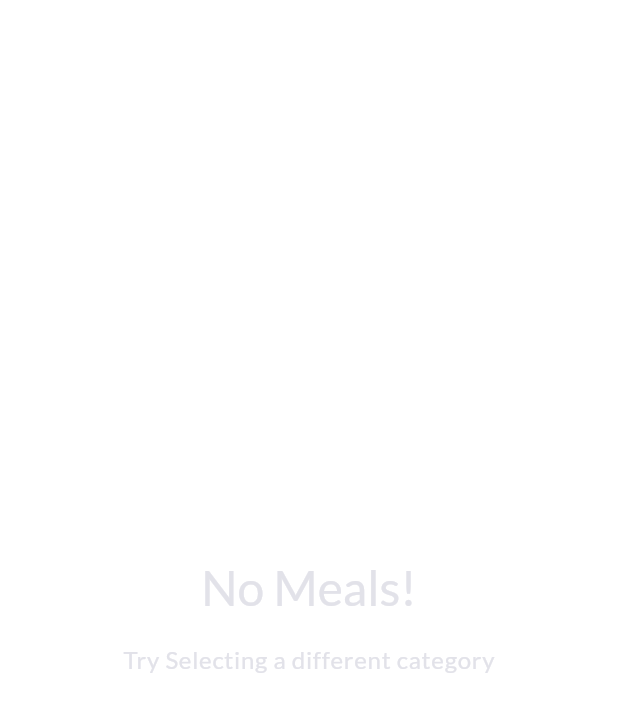
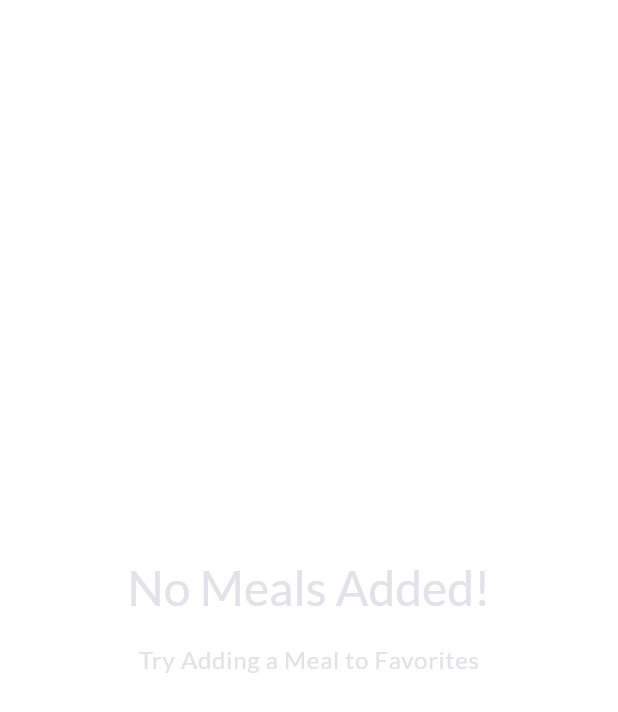
Before and after one commit to Kenzirey/Assignment-2-Meals-App, a Flutter app: the MealsScreen screen opened directly with empty values, on a phone screen of 412 x 824 dp. Shown: the top 712 px of the screen. Run offline on Flutter 3.47's test engine with Material 3 defaults, Android fonts, the phone set to English and light mode, and no system bars; our stand-ins replace flutter_riverpod, google_fonts, shared_preferences, transparent_image; accounts and stored records are empty.

Commit message:
Added dependency and changed meals screen
Try selecting a different category didn't make much sense in my opinion for the screen that has no meals added. So I changed it to reflect favorites, also added shared_preferences to yaml config

```diff
--- a/meals_app/lib/screens/meals.dart
+++ b/meals_app/lib/screens/meals.dart
@@ -47,7 +47,7 @@ class MealsScreen extends StatelessWidget {
           mainAxisSize: MainAxisSize.min,
           children: [
             Text(
-              'No Meals!',
+              'No Meals Added!',
               style: Theme.of(context).textTheme.headlineLarge!.copyWith(
                     color: Theme.of(context).colorScheme.onSurface,
                   ),
@@ -56,7 +56,7 @@ class MealsScreen extends StatelessWidget {
               height: 16,
             ),
             Text(
-              'Try Selecting a different category',
+              'Try Adding a Meal to Favorites',
               style: Theme.of(context).textTheme.bodyLarge!.copyWith(
                     color: Theme.of(context).colorScheme.onSurface,
                   ),
--- a/meals_app/pubspec.yaml
+++ b/meals_app/pubspec.yaml
@@ -11,6 +11,7 @@ dependencies:
     sdk: flutter
   flutter_riverpod: ^2.5.1
   google_fonts: ^6.2.1
+  shared_preferences: ^2.3.2
   transparent_image: ^2.0.1
 
 dev_dependencies:
```
Also changed, not shown: 1 other file.
